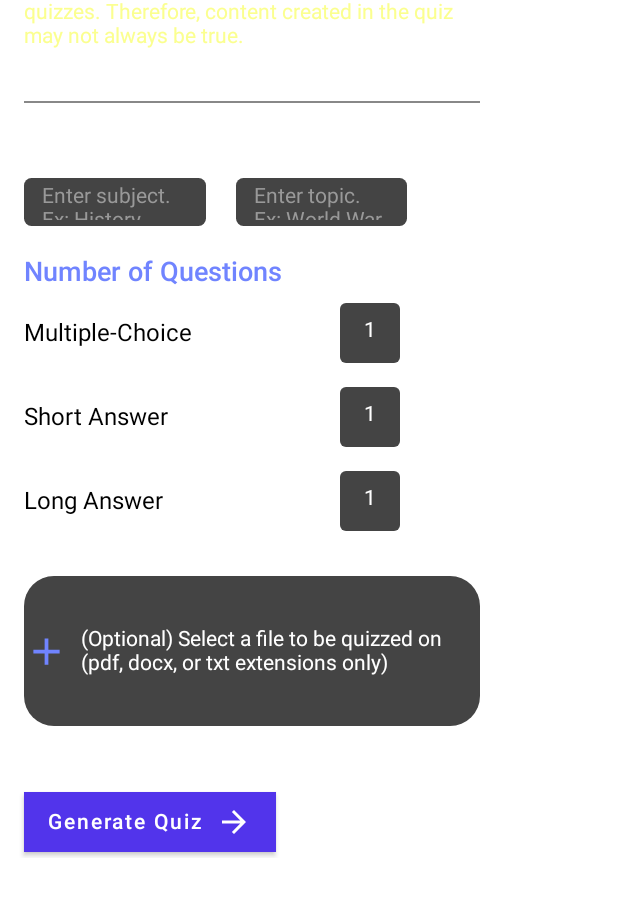
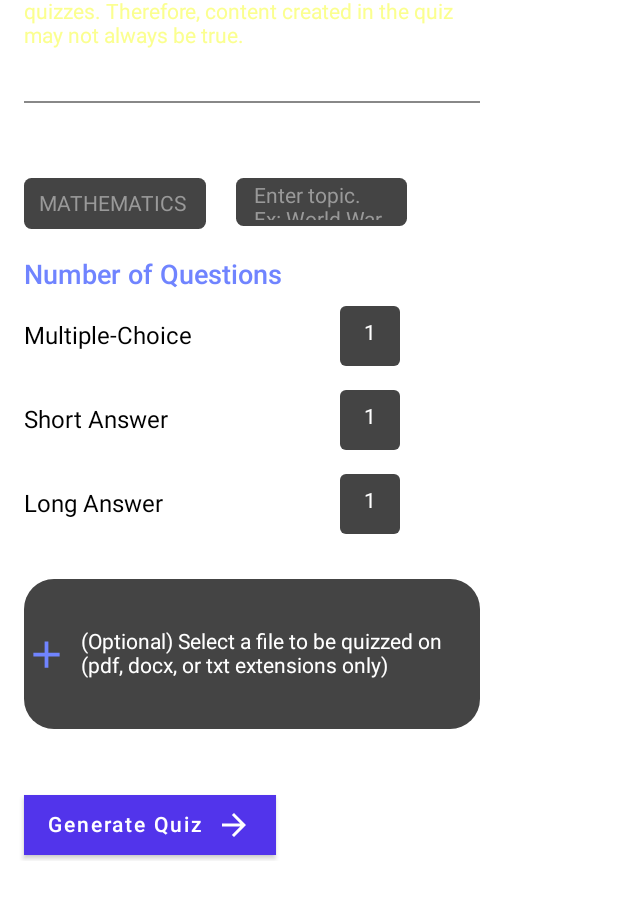
Before and after one commit to VedPanse/Cognitio, an Android app built with Jetpack Compose: the composable QuizFormScreen shown on its own in the app's theme, on a phone screen of 412 x 824 dp, the part 229-1149 px from its top. Run offline under Robolectric (Android 15) with nearby library versions, the light colour scheme and no system bars.

Commit message:
[Stable] Added subject dropdown

```diff
--- a/composeApp/src/commonMain/kotlin/org/cognitio/Components.kt
+++ b/composeApp/src/commonMain/kotlin/org/cognitio/Components.kt
@@ -2,6 +2,8 @@
 
 import androidx.compose.foundation.*
 import androidx.compose.foundation.layout.*
+import androidx.compose.foundation.lazy.LazyColumn
+import androidx.compose.foundation.lazy.items
 import androidx.compose.foundation.shape.RoundedCornerShape
 import androidx.compose.foundation.text.BasicTextField
 import androidx.compose.foundation.text.KeyboardActions
@@ -52,13 +54,20 @@
             text = it
             getText(it) // Pass the updated text to the getText function
         },
-        modifier = modifier.then(Modifier
-            .background(AppTheme.secondaryColor, shape = RoundedCornerShape(5.dp)) // Add background with rounded corners
+        modifier = modifier.then(
+            Modifier
+                .background(
+                    AppTheme.secondaryColor,
+                    shape = RoundedCornerShape(5.dp)
+                ) // Add background with rounded corners
                 .padding(horizontal = 8.dp, vertical = 4.dp)
                 .height(24.dp)
                 .width(250.dp)
         ),
-        textStyle = TextStyle(fontSize = 14.sp, color = AppTheme.textColor), // Set font size and color
+        textStyle = TextStyle(
+            fontSize = 14.sp,
+            color = AppTheme.textColor
+        ), // Set font size and color
         singleLine = singleLine,
         cursorBrush = SolidColor(AppTheme.themeColor),
         keyboardOptions = KeyboardOptions.Default.copy(
@@ -79,7 +88,11 @@
                 contentAlignment = Alignment.CenterStart
             ) {
                 if (text.isEmpty()) {
-                    Text(placeholder, color = Color(0xFF999999), fontSize = 14.sp) // Placeholder text
+                    Text(
+                        placeholder,
+                        color = Color(0xFF999999),
+                        fontSize = 14.sp
+                    ) // Placeholder text
                 }
                 innerTextField()
             }
@@ -105,11 +118,13 @@
 
         Box(
             modifier = Modifier
-                .background(color = when(popupType) {
+                .background(
+                    color = when (popupType) {
                         PopupType.INFO -> AppTheme.themeColor
                         PopupType.ERROR -> Color.Red
                         PopupType.SUCCESS -> Color.Green
-                }, shape = RoundedCornerShape(20.dp))
+                    }, shape = RoundedCornerShape(20.dp)
+                )
                 .padding(horizontal = 20.dp, vertical = 5.dp)
         ) {
             Row(
@@ -177,3 +192,61 @@
         }
     }
 }
+
+@Composable
+fun Dropdown(
+    optionList: List<Subject>,
+    modifier: Modifier = Modifier,
+    onOptionSelected: (Subject) -> Unit
+) {
+    var showMenu by remember { mutableStateOf(false) }
+    var selectedOption by remember { mutableStateOf(optionList.firstOrNull() ?: Subject.MATHEMATICS) }
+
+    Box {
+        // Main dropdown box
+        Box(
+            modifier = modifier
+                .background(AppTheme.secondaryColor, shape = RoundedCornerShape(5.dp))
+                .width(250.dp)
+                .height(40.dp) // Ensure sufficient height for centering
+                .clickable { showMenu = !showMenu }, // Toggle menu visibility
+            contentAlignment = Alignment.CenterStart // Center vertically, align text to the start horizontally
+        ) {
+            Text(
+                text = selectedOption.toString(),
+                color = Color(0xFF999999),
+                fontSize = 14.sp,
+                modifier = Modifier.padding(start = 10.dp)
+            )
+        }
+
+        // Dropdown menu with LazyColumn
+        if (showMenu) {
+            LazyColumn(
+                modifier = Modifier
+                    .background(AppTheme.secondaryColor, shape = RoundedCornerShape(15.dp))
+                    .width(250.dp)
+                    .height(250.dp) // Fixed height for scrolling
+            ) {
+                items(optionList) { option ->
+                    Box(
+                        modifier = Modifier
+                            .background(option.bgColor)
+                            .padding(horizontal = 8.dp, vertical = 4.dp)
+                            .fillMaxWidth()
+                            .clickable {
+                                selectedOption = option
+                                onOptionSelected(option)
+                                showMenu = false // Close menu after selection
+                            }
+                    ) {
+                        Text(
+                            text = option.toString(),
+                            color = option.textColor
+                        )
+                    }
+                }
+            }
+        }
+    }
+}
--- a/composeApp/src/commonMain/kotlin/org/cognitio/pages/QuizFormScreen.kt
+++ b/composeApp/src/commonMain/kotlin/org/cognitio/pages/QuizFormScreen.kt
@@ -21,11 +21,13 @@
 import kotlinx.coroutines.launch
 import org.cognitio.AppTheme
 import org.cognitio.CustomTextField
+import org.cognitio.Dropdown
 import org.cognitio.GeminiServer
 import org.cognitio.GoButton
 import org.cognitio.Line
 import org.cognitio.PopupType
 import org.cognitio.Quiz
+import org.cognitio.Subject
 import org.cognitio.TimedPopup
 import org.cognitio.apiKey
 import org.cognitio.appName
@@ -80,9 +82,7 @@
             Spacer(modifier = Modifier.height(10.dp))
 
             InputFields(
-                subject,
-                topic,
-                onSubjectChange = { subject = it },
+                onSubjectChange = { subject = it.toString() },
                 onTopicChange = { topic = it })
 
             Spacer(modifier = Modifier.height(20.dp))
@@ -238,9 +238,7 @@
 
 @Composable
 fun InputFields(
-    subject: String,
-    topic: String,
-    onSubjectChange: (String) -> Unit,
+    onSubjectChange: (Subject) -> Unit,
     onTopicChange: (String) -> Unit
 ) {
     if (isDesktop()) {
@@ -248,13 +246,13 @@
             modifier = Modifier.fillMaxWidth(),
             horizontalArrangement = Arrangement.spacedBy(20.dp)
         ) {
-            // TODO replace with <select>?
-            CustomTextField(
-                "Enter subject. Ex: History",
-                true,
-                getText = onSubjectChange,
-                modifier = Modifier.fillMaxWidth(0.4f)
-            )
+            Dropdown(Subject.entries.toList(), modifier = Modifier.fillMaxWidth(0.4f).height(34.dp), onSubjectChange)
+//            CustomTextField(
+//                "Enter subject. Ex: History",
+//                true,
+//                getText = onSubjectChange,
+//                modifier = Modifier.fillMaxWidth(0.4f)
+//            )
             CustomTextField(
                 "Enter topic. Ex: World War II",
                 true,
@@ -267,12 +265,13 @@
             modifier = Modifier.fillMaxWidth(),
             verticalArrangement = Arrangement.spacedBy(10.dp)
         ) {
-            CustomTextField(
-                "Enter subject. Ex: History",
-                true,
-                getText = onSubjectChange,
-                modifier = Modifier.fillMaxWidth()
-            )
+            Dropdown(Subject.entries.toList(), onOptionSelected=onSubjectChange)
+//            CustomTextField(
+//                "Enter subject. Ex: History",
+//                true,
+//                getText = onSubjectChange,
+//                modifier = Modifier.fillMaxWidth()
+//            )
             CustomTextField(
                 "Enter topic. Ex: World War",
                 true,
```
Lines whose indentation alone changed are shown as unchanged.
